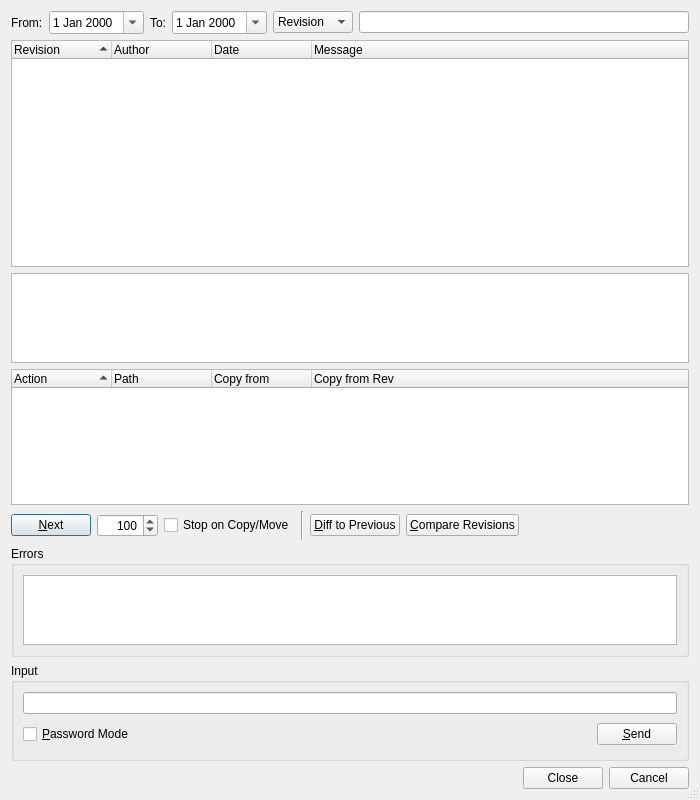
The window that Plugins/VcsPlugins/vcsSubversion/SvnLogBrowserDialog.ui (testmana2/test) describes before a commit, drawn with Qt 5.
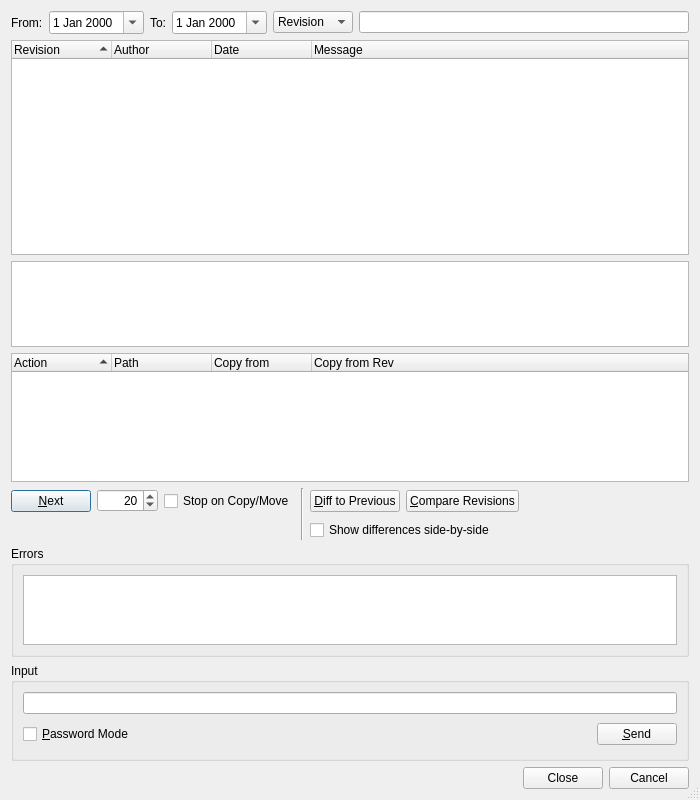
The same window after the commit. Custom widgets are drawn as their Qt base class.

Commit message: Added capability to compare files side-by-side to the Subversion interfaces.

Diff of the .ui file:
```diff
--- a/Plugins/VcsPlugins/vcsSubversion/SvnLogBrowserDialog.ui
+++ b/Plugins/VcsPlugins/vcsSubversion/SvnLogBrowserDialog.ui
@@ -16,7 +16,7 @@
   <property name="sizeGripEnabled">
    <bool>true</bool>
   </property>
-  <layout class="QVBoxLayout">
+  <layout class="QVBoxLayout" name="verticalLayout">
    <item>
     <layout class="QHBoxLayout">
      <item>
@@ -191,8 +191,8 @@
     </widget>
    </item>
    <item>
-    <layout class="QHBoxLayout">
-     <item>
+    <layout class="QGridLayout" name="gridLayout">
+     <item row="0" column="0">
       <widget class="QPushButton" name="nextButton">
        <property name="toolTip">
         <string>Press to get the next bunch of log entries</string>
@@ -202,7 +202,7 @@
        </property>
       </widget>
      </item>
-     <item>
+     <item row="0" column="1">
       <widget class="QSpinBox" name="limitSpinBox">
        <property name="toolTip">
         <string>Enter the limit of entries to fetch</string>
@@ -217,11 +217,11 @@
         <number>10000</number>
        </property>
        <property name="value">
-        <number>100</number>
+        <number>20</number>
        </property>
       </widget>
      </item>
-     <item>
+     <item row="0" column="2">
       <widget class="QCheckBox" name="stopCheckBox">
        <property name="toolTip">
         <string>Select to stop listing log messages at a copy or move</string>
@@ -231,14 +231,14 @@
        </property>
       </widget>
      </item>
-     <item>
+     <item row="0" column="3" rowspan="2">
       <widget class="Line" name="line">
        <property name="orientation">
         <enum>Qt::Vertical</enum>
        </property>
       </widget>
      </item>
-     <item>
+     <item row="0" column="4">
       <widget class="QPushButton" name="diffPreviousButton">
        <property name="toolTip">
         <string>Press to generate a diff to the previous revision</string>
@@ -248,7 +248,7 @@
        </property>
       </widget>
      </item>
-     <item>
+     <item row="0" column="5">
       <widget class="QPushButton" name="diffRevisionsButton">
        <property name="toolTip">
         <string>Press to compare two revisions</string>
@@ -258,19 +258,29 @@
        </property>
       </widget>
      </item>
-     <item>
+     <item row="0" column="6">
       <spacer>
        <property name="orientation">
         <enum>Qt::Horizontal</enum>
        </property>
        <property name="sizeHint" stdset="0">
         <size>
-         <width>81</width>
-         <height>29</height>
+         <width>39</width>
+         <height>26</height>
         </size>
        </property>
       </spacer>
      </item>
+     <item row="1" column="4" colspan="3">
+      <widget class="QCheckBox" name="sbsCheckBox">
+       <property name="toolTip">
+        <string>Select to show differences side-by-side</string>
+       </property>
+       <property name="text">
+        <string>Show differences side-by-side</string>
+       </property>
+      </widget>
+     </item>
     </layout>
    </item>
    <item>
```
Left out of the diff: 1 changed line with no effect on the pictures. The commit also changes 44 other files.
